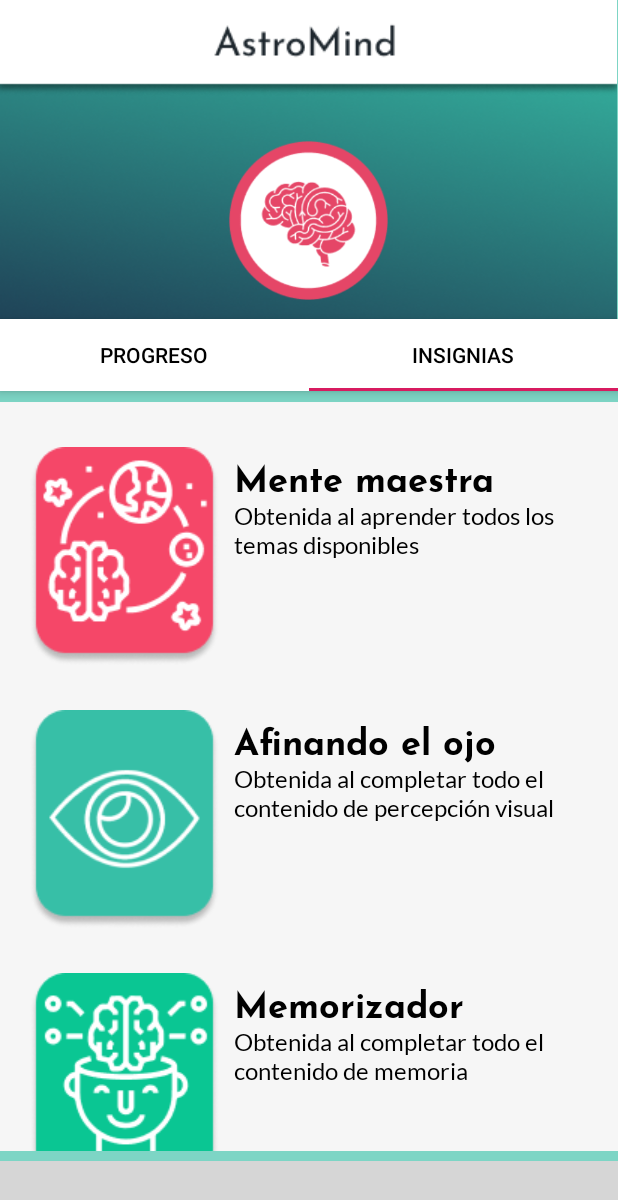
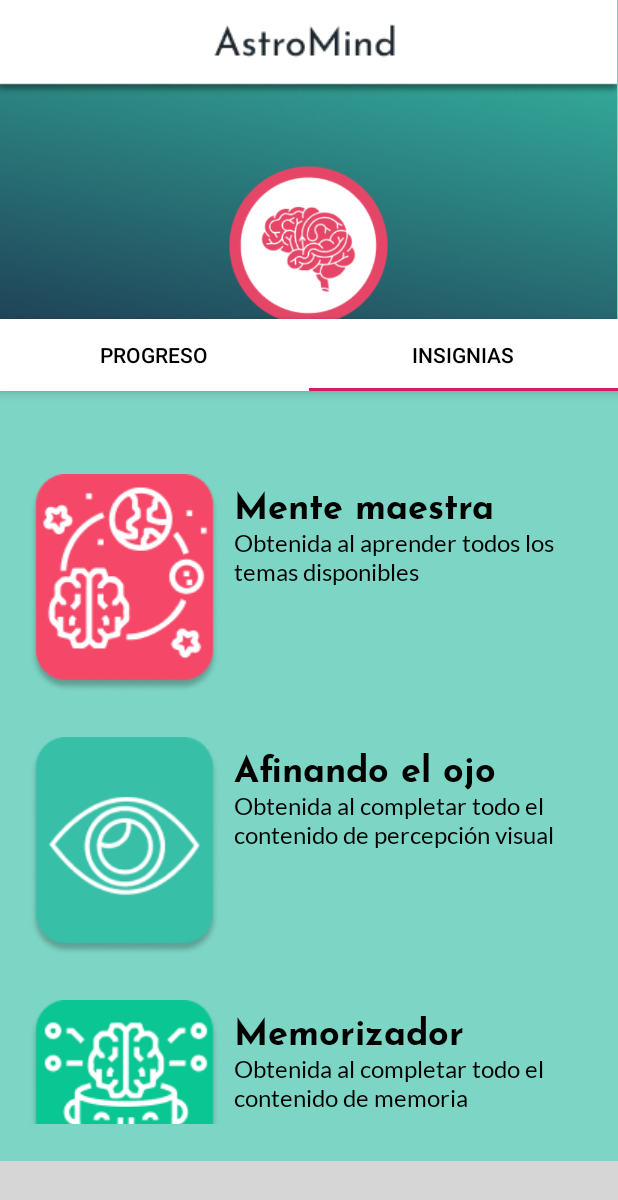
Before and after one commit to juanez1999/FinalIntegrado_2019-1, an Android app: the FragmentoProgreso screen opened directly, with no data from a screen before it, tab 2 chosen, on a phone screen of 412 x 824 dp. Shown: the top 1200 px of the screen. Run offline under Robolectric (Android 15) with nearby library versions, the phone set to English and light mode, and no system bars; libraries missing offline, so code that uses them is left out: com.ittianyu.bottomnavigationviewex; plain views replace BottomNavigationViewEx; 5 statements that could not run were skipped; grey boxes are pictures that could not be loaded.

Commit message:
Revert "Arreglos UI perfil"
This reverts commit 963d8374dc66e7c18d3924c075ad51bbba77c8ee.

```diff
--- a/Ecosistemas/app/src/main/res/layout/activity_perfil.xml
+++ b/Ecosistemas/app/src/main/res/layout/activity_perfil.xml
@@ -55,7 +55,7 @@
     <android.support.v4.view.ViewPager
         android:id="@+id/container"
         android:layout_width="match_parent"
-        android:layout_height="499dp"
+        android:layout_height="463dp"
         app:layout_behavior="android.support.design.widget.AppBarLayout$ScrollingView"
         app:layout_constraintBottom_toTopOf="@+id/nav_home"
         app:layout_constraintTop_toBottomOf="@+id/appBar">
@@ -78,12 +78,15 @@
         android:layout_width="106dp"
         android:layout_height="142dp"
         android:layout_marginStart="8dp"
-        android:layout_marginTop="76dp"
+        android:layout_marginTop="8dp"
         android:layout_marginEnd="8dp"
+        android:layout_marginBottom="8dp"
+        app:layout_constraintBottom_toTopOf="@+id/container"
         app:layout_constraintEnd_toEndOf="parent"
         app:layout_constraintHorizontal_bias="0.498"
         app:layout_constraintStart_toStartOf="parent"
         app:layout_constraintTop_toTopOf="parent"
+        app:layout_constraintVertical_bias="0.663"
         app:srcCompat="@drawable/cerebro" />
 
 </android.support.constraint.ConstraintLayout>
--- a/Ecosistemas/app/src/main/res/layout/fragment_insignias.xml
+++ b/Ecosistemas/app/src/main/res/layout/fragment_insignias.xml
@@ -1,8 +1,7 @@
 <?xml version="1.0" encoding="utf-8"?>
 <ScrollView     xmlns:android="http://schemas.android.com/apk/res/android"
     android:layout_width="match_parent"
-    android:layout_height="match_parent"
-    android:background="@color/Background">
+    android:layout_height="match_parent">
 
     <LinearLayout
         android:orientation="vertical"
--- a/Ecosistemas/app/src/main/res/layout/fragment_progreso.xml
+++ b/Ecosistemas/app/src/main/res/layout/fragment_progreso.xml
@@ -18,7 +18,7 @@
         app:layout_constraintEnd_toEndOf="parent"
         app:layout_constraintStart_toStartOf="parent"
         app:layout_constraintTop_toTopOf="parent"
-        app:layout_constraintVertical_bias="0.085"
+        app:layout_constraintVertical_bias="0.141"
         app:srcCompat="@drawable/progreso_perfil">
 
     </ImageView>
```
